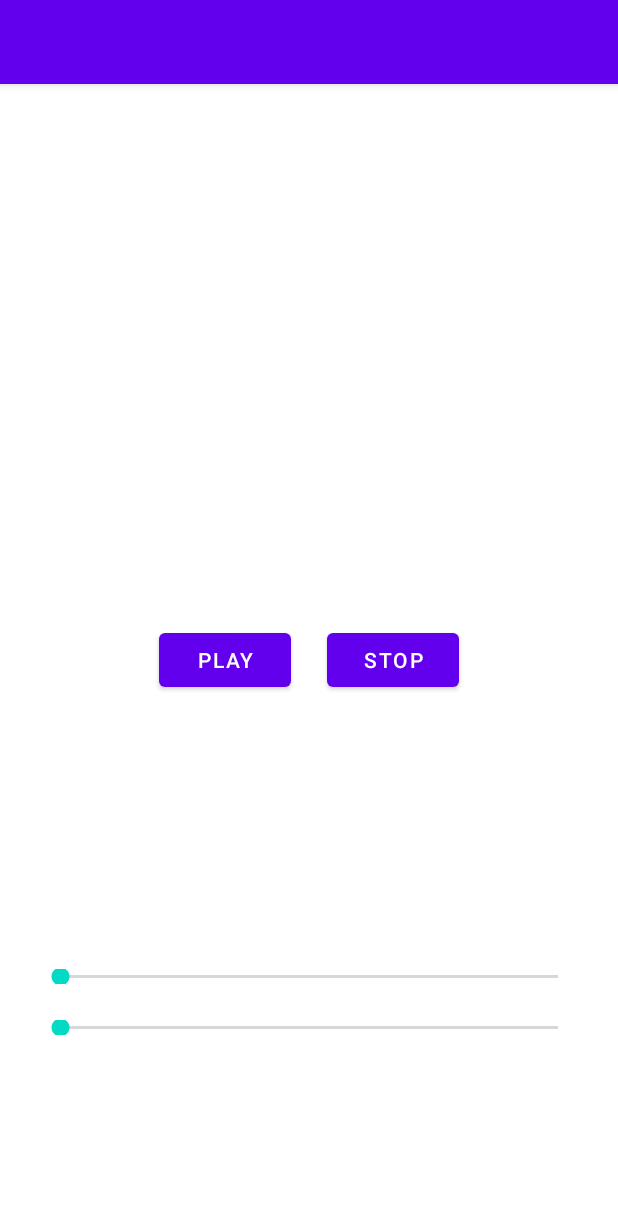
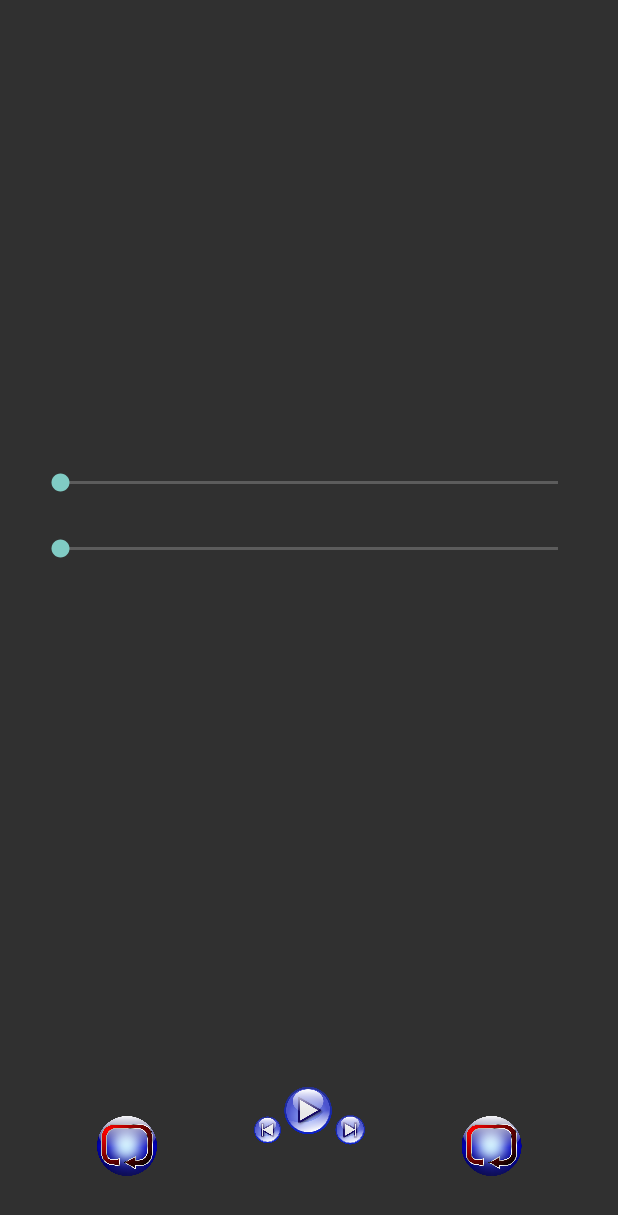
Before and after one commit to chucoyos/SoundDemo, an Android app: the screen it shows after launch (MainActivity), on a phone screen of 412 x 824 dp. Shown: the top 1215 px of the screen. Run offline under Robolectric (Android 15) with nearby library versions, the phone set to English and light mode, and no system bars.

Commit message:
fix concurrency problem and add media buttons

```diff
--- a/app/src/main/AndroidManifest.xml
+++ b/app/src/main/AndroidManifest.xml
@@ -8,7 +8,7 @@
         android:label="@string/app_name"
         android:roundIcon="@mipmap/ic_launcher_round"
         android:supportsRtl="true"
-        android:theme="@style/Theme.SoundDemo">
+        android:theme="@style/Theme.AppCompat.NoActionBar">
         <activity android:name=".MainActivity">
             <intent-filter>
                 <action android:name="android.intent.action.MAIN" />
--- a/app/src/main/res/layout/activity_main.xml
+++ b/app/src/main/res/layout/activity_main.xml
@@ -7,50 +7,18 @@
     tools:context=".MainActivity">
 
     <LinearLayout
-        android:id="@+id/linearLayout"
-        android:layout_width="wrap_content"
+        android:layout_width="match_parent"
         android:layout_height="wrap_content"
-        android:orientation="horizontal"
-        android:visibility="visible"
-        app:layout_constraintBottom_toBottomOf="parent"
+        android:layout_marginTop="300dp"
+        android:orientation="vertical"
         app:layout_constraintEnd_toEndOf="parent"
-        app:layout_constraintHorizontal_bias="0.5"
         app:layout_constraintStart_toStartOf="parent"
         app:layout_constraintTop_toTopOf="parent">
-
-        <Button
-            android:layout_margin="12dp"
-            android:id="@+id/PlayButton"
-            android:layout_width="wrap_content"
-            android:layout_height="wrap_content"
-            android:layout_weight="1"
-            android:onClick="playSound"
-            android:text="Play" />
-
-        <Button
-            android:layout_margin="12dp"
-            android:id="@+id/StopButton"
-            android:layout_width="wrap_content"
-            android:layout_height="wrap_content"
-            android:layout_weight="1"
-            android:onClick="stopSound"
-            android:text="Stop" />
-    </LinearLayout>
-
-    <LinearLayout
-        android:layout_width="match_parent"
-        android:layout_height="wrap_content"
-        android:layout_marginTop="24dp"
-        android:orientation="vertical"
-        app:layout_constraintBottom_toBottomOf="parent"
-        app:layout_constraintEnd_toEndOf="parent"
-        app:layout_constraintStart_toStartOf="parent"
-        app:layout_constraintTop_toBottomOf="@id/linearLayout">
 
         <SeekBar
             android:id="@+id/volumeSeekBar"
             android:layout_width="match_parent"
-            android:layout_height="10dp"
+            android:layout_height="20dp"
             android:layout_marginStart="24dp"
             android:layout_marginLeft="24dp"
             android:layout_marginTop="12dp"
@@ -64,11 +32,59 @@
 
         <SeekBar
             android:id="@+id/scrubSeekBar"
+            android:layout_width="match_parent"
+            android:layout_height="20dp"
             android:layout_marginStart="24dp"
             android:layout_marginLeft="24dp"
-            android:layout_marginEnd="24dp"
-            android:layout_width="match_parent"
-            android:layout_height="10dp" />
+            android:layout_marginEnd="24dp" />
+    </LinearLayout>
+
+    <LinearLayout
+        android:layout_width="wrap_content"
+        android:layout_height="wrap_content"
+        android:layout_marginBottom="24dp"
+        android:orientation="horizontal"
+        app:layout_constraintBottom_toBottomOf="parent"
+        app:layout_constraintEnd_toEndOf="parent"
+        app:layout_constraintStart_toStartOf="parent">
+        <ImageView
+            android:id="@+id/repeat2ImageView"
+            android:layout_width="0dp"
+            android:layout_height="40dp"
+            android:layout_marginTop="64dp"
+            android:layout_weight="1"
+            app:srcCompat="@drawable/repeat" />
+
+        <ImageView
+            android:id="@+id/backImageView"
+            android:layout_width="0dp"
+            android:layout_height="50dp"
+            android:layout_marginTop="48dp"
+            android:layout_weight="1"
+            app:srcCompat="@drawable/back" />
+
+        <ImageView
+            android:id="@+id/playImageView"
+            android:layout_width="0dp"
+            android:layout_height="120dp"
+            android:layout_weight="1"
+            android:onClick="playSound"
+            app:srcCompat="@drawable/play_blue" />
+
+        <ImageView
+            android:id="@+id/nextImageView"
+            android:layout_width="0dp"
+            android:layout_height="50dp"
+            android:layout_marginTop="48dp"
+            android:layout_weight="1"
+            app:srcCompat="@drawable/next" />
+        <ImageView
+            android:id="@+id/repeatImageView"
+            android:layout_width="0dp"
+            android:layout_height="40dp"
+            android:layout_marginTop="64dp"
+            android:layout_weight="1"
+            app:srcCompat="@drawable/repeat" />
     </LinearLayout>
 
 </androidx.constraintlayout.widget.ConstraintLayout>
```
Also changed, not shown: app/src/main/java/com/example/sounddemo/MainActivity.java (+43 -20 lines), app/src/main/res/drawable/back.png (added), app/src/main/res/drawable/next.png (added), app/src/main/res/drawable/pause_blue.png (added), app/src/main/res/drawable/play_blue.png (added), app/src/main/res/drawable/repeat.png (added).
